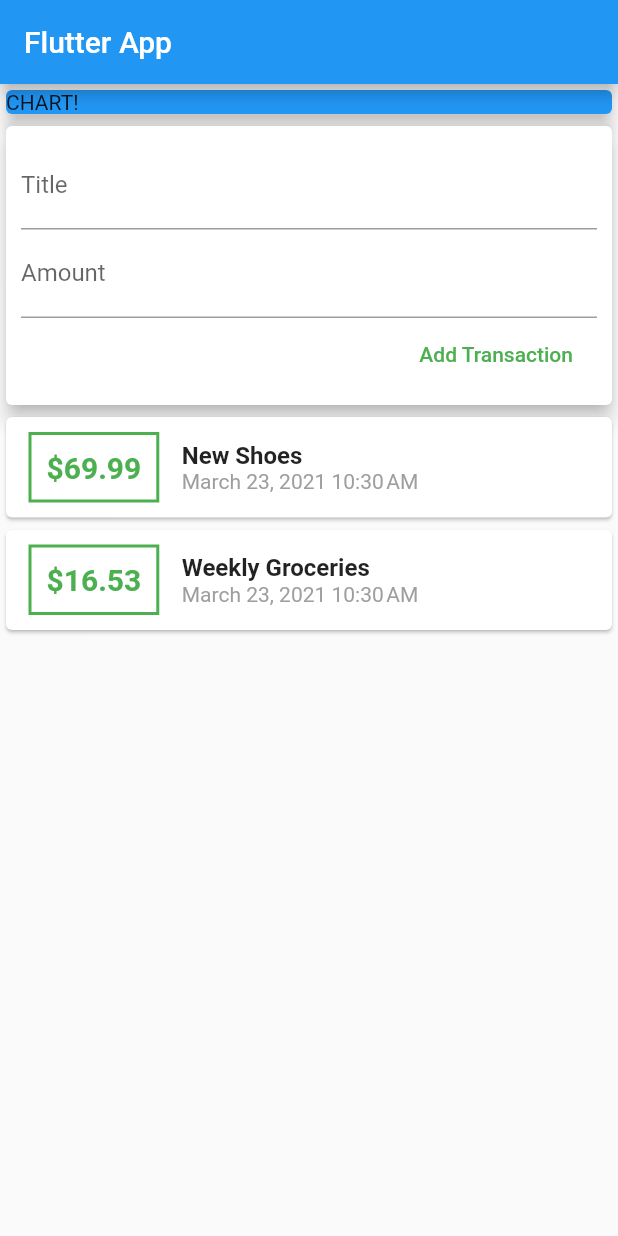
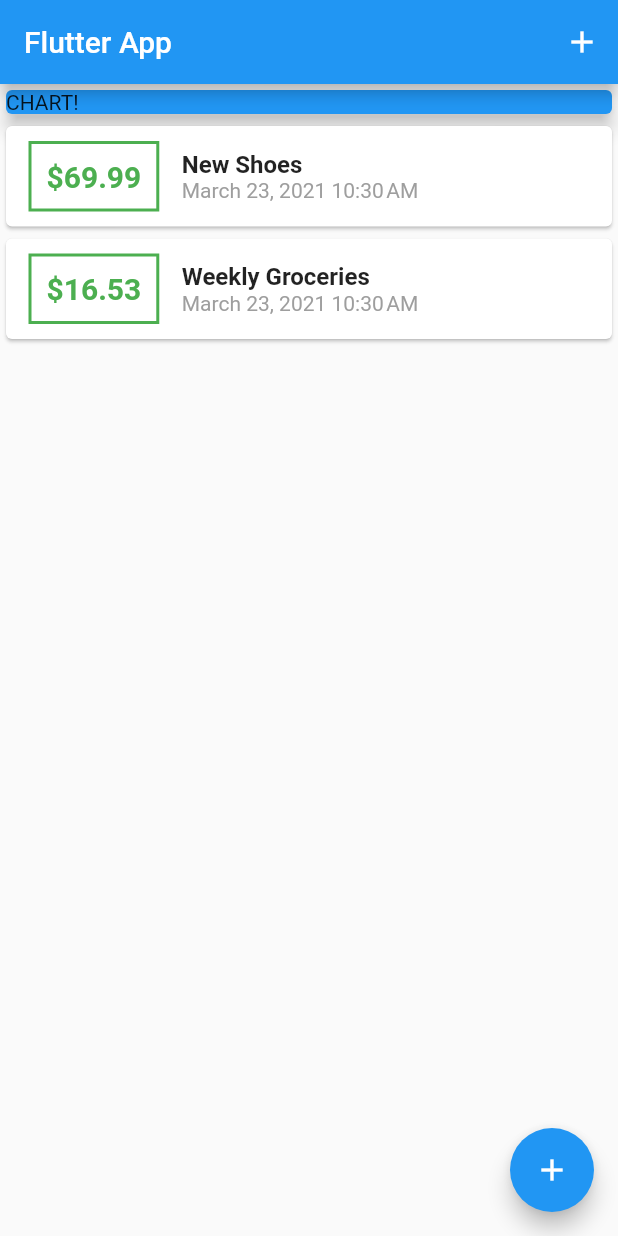
Before and after one commit to GOSSII/Personal_Expense_App_Flutter, a Flutter app: the screen it shows after launch, on a phone screen of 412 x 824 dp. Run offline on Flutter 3.47's test engine with Material 2 defaults, Android fonts, the phone set to English and light mode, and no system bars.

Commit message:
FLY button fun

```diff
--- a/lib/main.dart
+++ b/lib/main.dart
@@ -1,5 +1,7 @@
 import 'package:flutter/material.dart';
-import 'package:personal_expense_app/widgets/user_transaction.dart';
+import 'package:personal_expense_app/model/transcation.dart';
+import 'package:personal_expense_app/widgets/new_transaction.dart';
+import 'package:personal_expense_app/widgets/transaction_list.dart';
 
 void main() => runApp(MyApp());
 
@@ -13,12 +15,64 @@ class MyApp extends StatelessWidget {
   }
 }
 
-class MyHomePage extends StatelessWidget {
+class MyHomePage extends StatefulWidget {
+  @override
+  _MyHomePageState createState() => _MyHomePageState();
+}
+
+class _MyHomePageState extends State<MyHomePage> {
+  final List<Transaction> _userTransaction = [
+    Transaction(
+      id: 't1',
+      title: 'New Shoes',
+      amount: 69.99,
+      date: DateTime.now(),
+    ),
+    Transaction(
+      id: 't2',
+      title: 'Weekly Groceries',
+      amount: 16.53,
+      date: DateTime.now(),
+    ),
+  ];
+
+  void _addTransaction(String txTitle, double txAmount) {
+    final newTx = Transaction(
+      title: txTitle,
+      amount: txAmount,
+      date: DateTime.now(),
+      id: DateTime.now().toString(),
+    );
+
+    setState(() {
+      _userTransaction.add(newTx);
+    });
+  }
+
+  void _startAddNewTransaction(BuildContext ctx) {
+    showModalBottomSheet(
+      context: ctx,
+      builder: (_) {
+        return GestureDetector(
+          onTap: () {},
+          child: NewTransaction(_addTransaction),
+          behavior: HitTestBehavior.opaque,
+        );
+      },
+    );
+  }
+
   @override
   Widget build(BuildContext context) {
     return Scaffold(
       appBar: AppBar(
         title: Text('Flutter App'),
+        actions: [
+          IconButton(
+            icon: Icon(Icons.add),
+            onPressed: () {},
+          )
+        ],
       ),
       body: SingleChildScrollView(
         child: Column(
@@ -33,9 +87,14 @@ class MyHomePage extends StatelessWidget {
                 elevation: 5,
               ),
             ),
-            userTransactions(),
+            TransactionList(_userTransaction),
           ],
         ),
+      ),
+      floatingActionButtonLocation: FloatingActionButtonLocation.endFloat,
+      floatingActionButton: FloatingActionButton(
+        child: Icon(Icons.add),
+        onPressed: () => _startAddNewTransaction(context),
       ),
     );
   }
--- a/lib/widgets/user_transaction.dart
+++ /dev/null
@@ -1,50 +0,0 @@
-import 'package:flutter/material.dart';
-import 'package:personal_expense_app/model/transcation.dart';
-import 'package:personal_expense_app/widgets/transaction_list.dart';
-
-import 'new_transaction.dart';
-
-class userTransactions extends StatefulWidget {
-  @override
-  _userTransactionsState createState() => _userTransactionsState();
-}
-
-class _userTransactionsState extends State<userTransactions> {
-  final List<Transaction> _userTransaction = [
-    Transaction(
-      id: 't1',
-      title: 'New Shoes',
-      amount: 69.99,
-      date: DateTime.now(),
-    ),
-    Transaction(
-      id: 't2',
-      title: 'Weekly Groceries',
-      amount: 16.53,
-      date: DateTime.now(),
-    ),
-  ];
-
-  void _addTransaction(String txTitle, double txAmount) {
-    final newTx = Transaction(
-      title: txTitle,
-      amount: txAmount,
-      date: DateTime.now(),
-      id: DateTime.now().toString(),
-    );
-
-    setState(() {
-      _userTransaction.add(newTx);
-    });
-  }
-
-  @override
-  Widget build(BuildContext context) {
-    return Column(
-      children: [
-        NewTransaction(_addTransaction),
-        TransactionList(_userTransaction),
-      ],
-    );
-  }
-}
```
